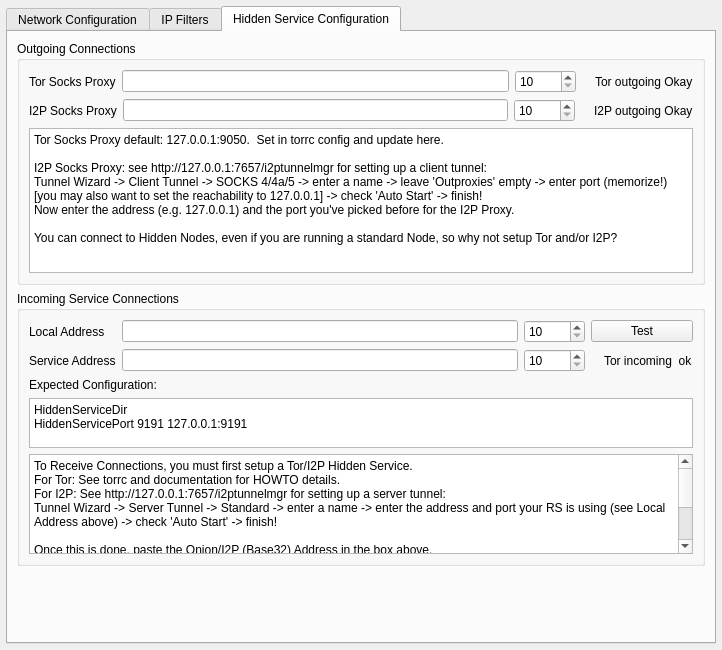
RetroShare/RetroShare, file retroshare-gui/src/gui/settings/ServerPage.ui: the form before one commit.
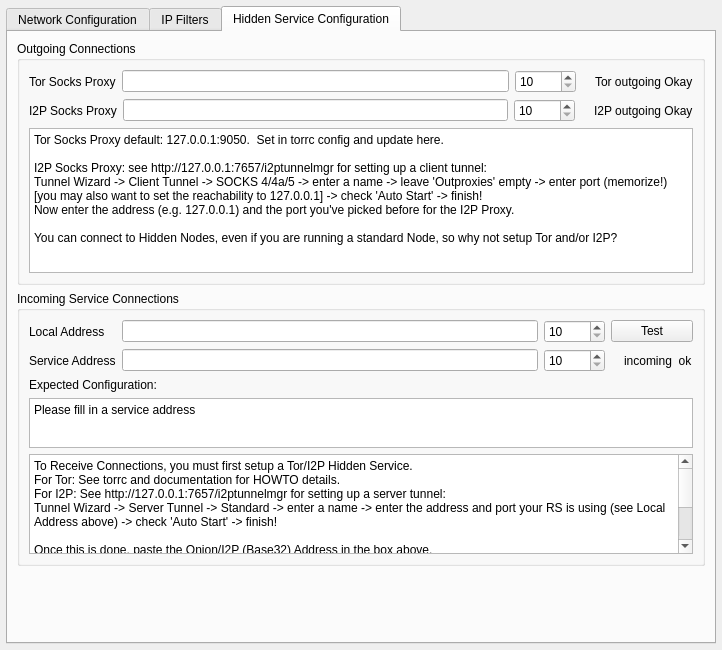
The form after the commit. The open tabs and pages were chosen to show the change. Icons and pictures are not drawn.

Commit message: add default case to gui instead of falling back to tor labeling

```diff
--- a/retroshare-gui/src/gui/settings/ServerPage.ui
+++ b/retroshare-gui/src/gui/settings/ServerPage.ui
@@ -1011,7 +1011,7 @@
               <item>
                <widget class="QLabel" name="l_incomingTestResult">
                 <property name="text">
-                 <string>Tor incoming  ok</string>
+                 <string>incoming  ok</string>
                 </property>
                </widget>
               </item>
@@ -1055,8 +1055,7 @@
                <bool>true</bool>
               </property>
               <property name="plainText">
-               <string>HiddenServiceDir &lt;/your/path/to/hidden/directory/service&gt;
-HiddenServicePort 9191 127.0.0.1:9191</string>
+               <string>Please fill in a service address</string>
               </property>
              </widget>
             </item>
```
The commit also changes 2 other files.
